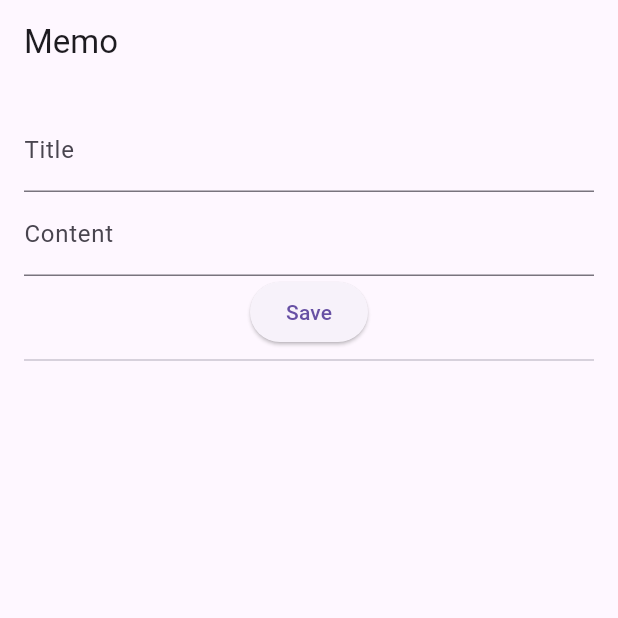
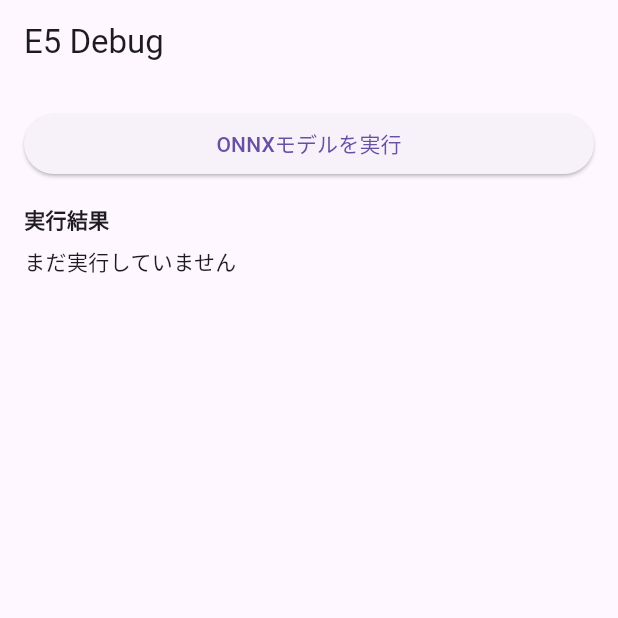
Before and after one commit to s-sikoho/NLPMemoFlutter, a Flutter app: the screen it shows after launch, on a phone screen of 412 x 824 dp, the top half of it. Run offline on Flutter 3.47's test engine with Material 3 defaults, Android fonts, the light colour scheme and no system bars; our stand-ins replace sqflite; missing offline and left inert: flutter_onnxruntime; accounts and stored records are empty.

Commit message:
NLPの動作確認(コミットする必要はない気がするが一応)

```diff
--- a/lib/main.dart
+++ b/lib/main.dart
@@ -1,5 +1,4 @@
 import 'package:flutter/material.dart';
-
 import 'screens/memo_screen.dart';
 import 'services/classifier_service.dart';
 
@@ -7,18 +6,30 @@ Future<void> main() async {
   WidgetsFlutterBinding.ensureInitialized();
 
   final classifierService = ClassifierService();
+
   await classifierService.initialize();
 
-  runApp(const MyApp());
+  runApp(
+    MyApp(
+      classifierService: classifierService,
+    ),
+  );
 }
 
 class MyApp extends StatelessWidget {
-  const MyApp({super.key});
+  final ClassifierService classifierService;
+
+  const MyApp({
+    super.key,
+    required this.classifierService,
+  });
 
   @override
   Widget build(BuildContext context) {
-    return const MaterialApp(
-      home: MemoScreen(),
+    return MaterialApp(
+      home: MemoScreen(
+        classifierService: classifierService,
+      ),
     );
   }
 }
--- a/lib/screens/memo_screen.dart
+++ b/lib/screens/memo_screen.dart
@@ -1,95 +1,64 @@
 import 'package:flutter/material.dart';
-
-import '../models/memo.dart';
-import '../repositories/memo_repository.dart';
 import '../services/classifier_service.dart';
 
 class MemoScreen extends StatefulWidget {
-  const MemoScreen({super.key});
+  final ClassifierService classifierService;
+
+  const MemoScreen({
+    super.key,
+    required this.classifierService,
+  });
 
   @override
   State<MemoScreen> createState() => _MemoScreenState();
 }
 
 class _MemoScreenState extends State<MemoScreen> {
-  final MemoRepository _memoRepository = MemoRepository();
-  final ClassifierService _classifierService = ClassifierService();
+  String _result = 'まだ実行していません';
 
-  final TextEditingController _titleController = TextEditingController();
+  Future<void> _runDebug() async {
+    setState(() {
+      _result = '実行中...';
+    });
 
-  final TextEditingController _contentController = TextEditingController();
-
-  List<Memo> _memos = [];
-
-  @override
-  void initState() {
-    super.initState();
-
-    _loadMemos();
-  }
-
-  Future<void> _loadMemos() async {
-    final memos = await _memoRepository.getAllMemos();
+    final result =
+        await widget.classifierService.debugRunModel();
 
     setState(() {
-      _memos = memos;
+      _result = result;
     });
-  }
-
-  Future<void> _saveMemo() async {
-    final title = _titleController.text;
-    final content = _contentController.text;
-
-    final categoryId = await _classifierService.predictCategory(content);
-
-    final memo = Memo(title: title, content: content, categoryid: categoryId);
-
-    await _memoRepository.insertMemo(memo);
-
-    _titleController.clear();
-    _contentController.clear();
-
-    await _loadMemos();
   }
 
   @override
   Widget build(BuildContext context) {
     return Scaffold(
-      appBar: AppBar(title: const Text('Memo')),
+      appBar: AppBar(
+        title: const Text('E5 Debug'),
+      ),
       body: Padding(
         padding: const EdgeInsets.all(16),
         child: Column(
+          crossAxisAlignment: CrossAxisAlignment.stretch,
           children: [
-            TextField(
-              controller: _titleController,
-              decoration: const InputDecoration(labelText: 'Title'),
+            ElevatedButton(
+              onPressed: _runDebug,
+              child: const Text('ONNXモデルを実行'),
             ),
-            TextField(
-              controller: _contentController,
-              decoration: const InputDecoration(labelText: 'Content'),
+
+            const SizedBox(height: 16),
+
+            const Text(
+              '実行結果',
+              style: TextStyle(
+                fontWeight: FontWeight.bold,
+              ),
             ),
-            ElevatedButton(onPressed: _saveMemo, child: const Text('Save')),
-            const Divider(),
+
+            const SizedBox(height: 8),
+
             Expanded(
-              child: ListView.builder(
-                itemCount: _memos.length,
-                itemBuilder: (context, index) {
-                  final memo = _memos[index];
-
-                  return ListTile(
-                    title: Text(memo.title),
-                    subtitle: Text(
-                      '${memo.content}\ncategoryId: ${memo.categoryid}',
-                    ),
-                    trailing: IconButton(
-                      icon: const Icon(Icons.delete),
-                      onPressed: () async {
-                        await _memoRepository.deleteMemo(memo.id!);
-                        await _loadMemos();
-                      },
-                    ),
-                  );
-                },
+              child: SingleChildScrollView(
+                child: Text(_result),
               ),
             ),
           ],
--- a/pubspec.yaml
+++ b/pubspec.yaml
@@ -65,7 +65,7 @@ flutter:
   #   - images/a_dot_burr.jpeg
   #   - images/a_dot_ham.jpeg
   assets:
-    - assets/models/
+    - assets/models/multilingual_e5_small/
 
   # An image asset can refer to one or more resolution-specific "variants", see
   # https://flutter.dev/to/resolution-aware-images
```
Also changed, not shown: lib/services/classifier_service.dart (+89 -0 lines).
